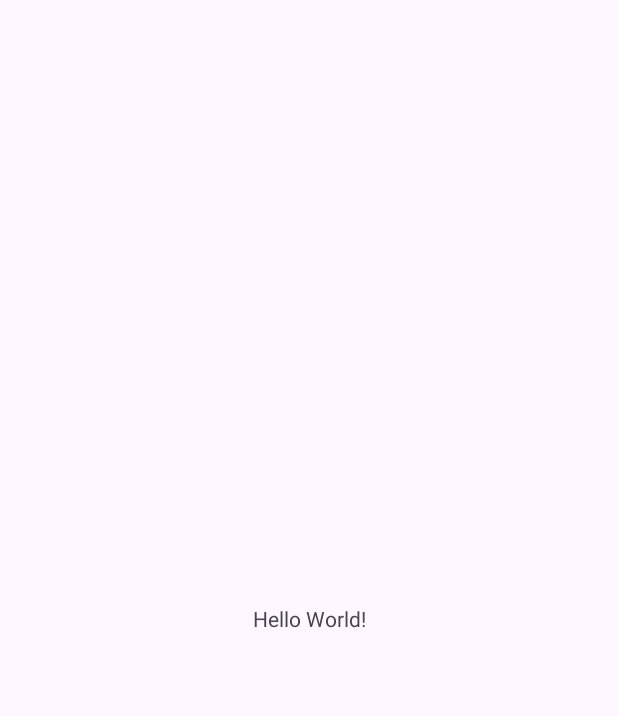
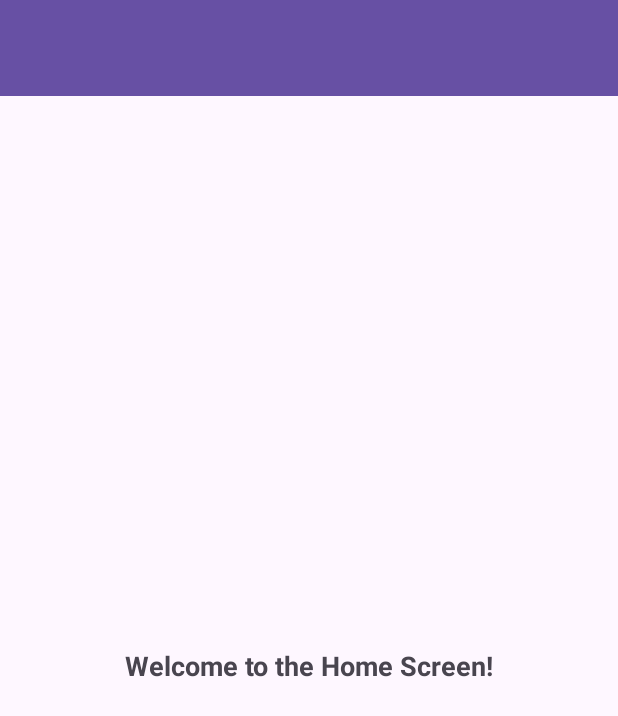
Before and after one commit to MillerErik95/POWapp, an Android app: the screen it shows after launch (MainActivity), on a phone screen of 412 x 824 dp. Before the commit the part shown is almost empty. Shown: the top 716 px of the screen. Run offline under Robolectric (Android 15) with nearby library versions, the phone set to English and light mode, and no system bars.

Commit message:
New gradle and main screen

```diff
--- a/app/build.gradle.kts
+++ b/app/build.gradle.kts
@@ -4,12 +4,12 @@ plugins {
 
 android {
     namespace = "com.example.powapp"
-    compileSdk = 33
+    compileSdk = 34
 
     defaultConfig {
         applicationId = "com.example.powapp"
         minSdk = 23
-        targetSdk = 33
+        targetSdk = 34
         versionCode = 1
         versionName = "1.0"
 
--- a/app/src/main/java/com/example/powapp/MainActivity.java
+++ b/app/src/main/java/com/example/powapp/MainActivity.java
@@ -3,6 +3,7 @@ package com.example.powapp;
 import androidx.appcompat.app.AppCompatActivity;
 
 import android.os.Bundle;
+import android.widget.Toolbar;
 
 public class MainActivity extends AppCompatActivity {
 
--- a/app/src/main/res/layout/activity_main.xml
+++ b/app/src/main/res/layout/activity_main.xml
@@ -1,18 +1,35 @@
 <?xml version="1.0" encoding="utf-8"?>
-<androidx.constraintlayout.widget.ConstraintLayout xmlns:android="http://schemas.android.com/apk/res/android"
-    xmlns:app="http://schemas.android.com/apk/res-auto"
-    xmlns:tools="http://schemas.android.com/tools"
+<RelativeLayout xmlns:android="http://schemas.android.com/apk/res/android"
     android:layout_width="match_parent"
-    android:layout_height="match_parent"
-    tools:context=".MainActivity">
+    android:layout_height="match_parent">
 
-    <TextView
-        android:layout_width="wrap_content"
-        android:layout_height="wrap_content"
-        android:text="Hello World!"
-        app:layout_constraintBottom_toBottomOf="parent"
-        app:layout_constraintEnd_toEndOf="parent"
-        app:layout_constraintStart_toStartOf="parent"
-        app:layout_constraintTop_toTopOf="parent" />
+    <!-- Toolbar -->
+    <androidx.appcompat.widget.Toolbar
+        android:id="@+id/toolbar"
+        android:layout_width="match_parent"
+        android:layout_height="?attr/actionBarSize"
+        android:background="?attr/colorPrimary"
+        android:elevation="4dp"
+        android:theme="@style/ThemeOverlay.AppCompat.ActionBar"
+        android:popupTheme="@style/ThemeOverlay.AppCompat.Light"/>
 
-</androidx.constraintlayout.widget.ConstraintLayout>
+    <!-- Main Content Area -->
+    <FrameLayout
+        android:id="@+id/main_content"
+        android:layout_width="match_parent"
+        android:layout_height="match_parent"
+        android:layout_below="@id/toolbar">
+
+        <!-- You can add your content here -->
+        <!-- For example, a TextView for a welcome message -->
+        <TextView
+            android:layout_width="wrap_content"
+            android:layout_height="wrap_content"
+            android:text="Welcome to the Home Screen!"
+            android:layout_gravity="center"
+            android:textSize="18sp"
+            android:textStyle="bold"/>
+
+    </FrameLayout>
+
+</RelativeLayout>
```
